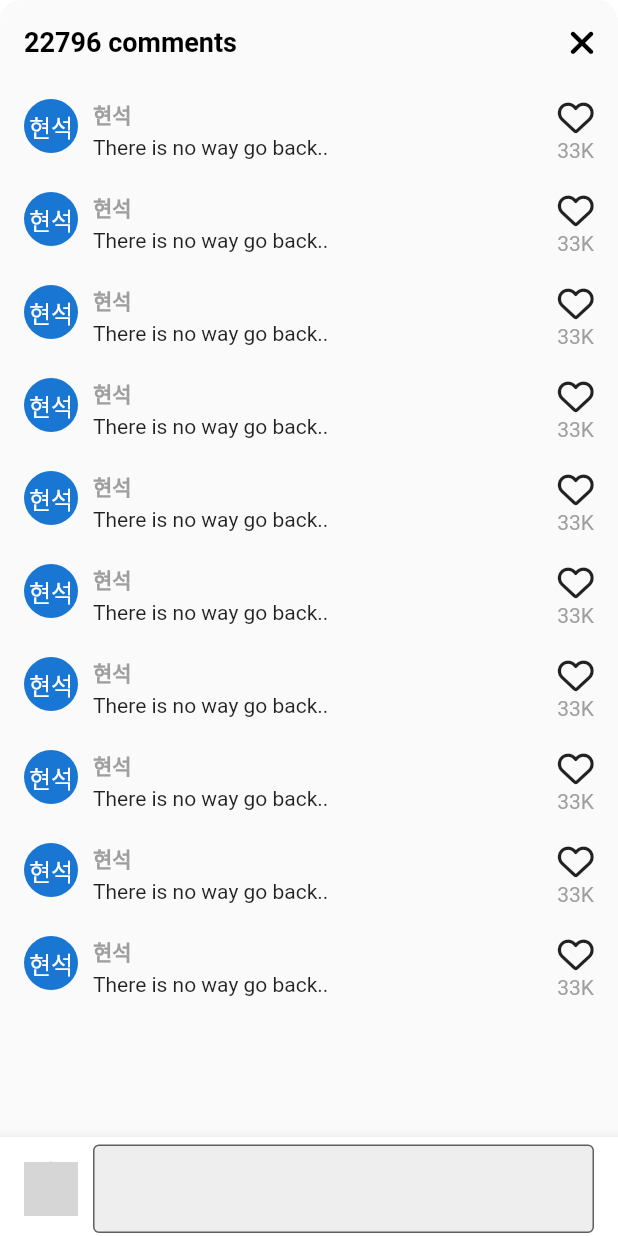
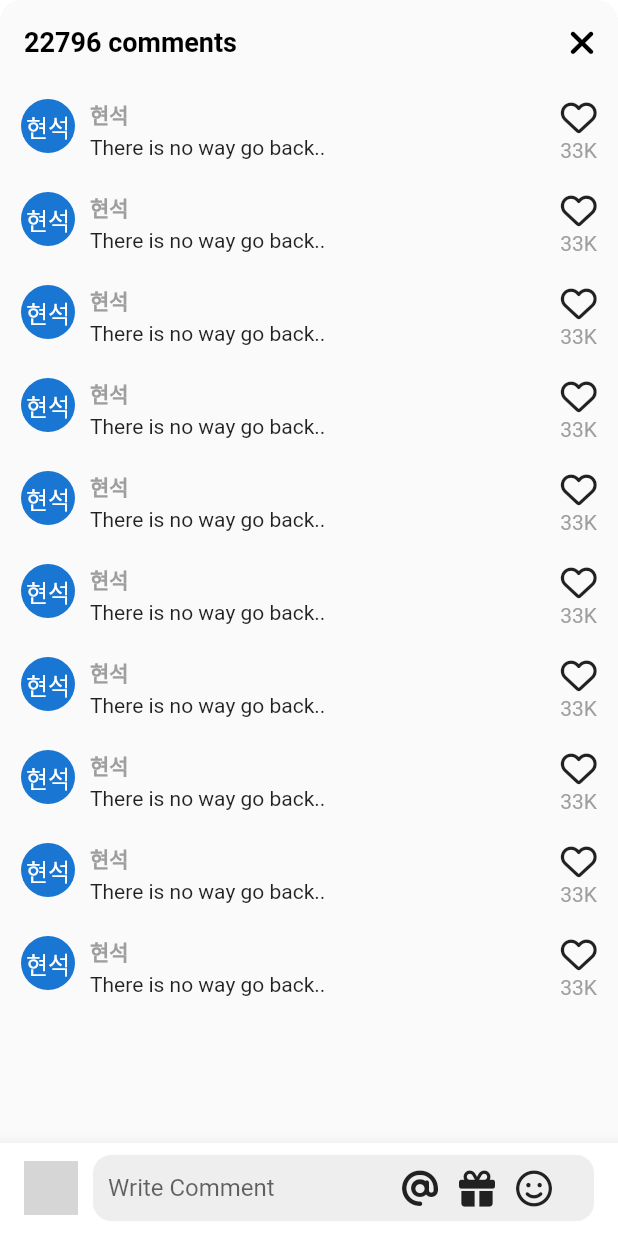
Before and after one commit to Max8Well/tiktok_clone, a Flutter app: the VideoComments screen opened directly, on a phone screen of 412 x 824 dp. Run offline on Flutter 3.47's test engine with Material 2 defaults, Android fonts, the phone set to English and light mode, and no system bars; our stand-ins replace font_awesome_flutter, video_player, visibility_detector; network calls fail; grey boxes are pictures that could not be loaded.

Commit message:
230424 #8 comments section finish

```diff
--- a/lib/features/videos/widgets/video_comments.dart
+++ b/lib/features/videos/widgets/video_comments.dart
@@ -11,13 +11,27 @@ class VideoComments extends StatefulWidget {
 }
 
 class _VideoCommentsState extends State<VideoComments> {
+  bool _isWriting = false;
+
   void _onClosePressed() {
     Navigator.of(context).pop();
+  }
+
+  _stopWriting() {
+    FocusScope.of(context).unfocus();
+    _isWriting = false;
+    setState(() {});
+  }
+
+  _onStartWriting() {
+    _isWriting = true;
+    setState(() {});
   }
 
   @override
   Widget build(BuildContext context) {
     final size = MediaQuery.of(context).size.width;
+
     return Container(
       height: size * 1.3,
       clipBehavior: Clip.hardEdge,
@@ -27,8 +41,7 @@ class _VideoCommentsState extends State<VideoComments> {
         ),
       ),
       child: Scaffold(
-        //Scaffold 는 키보드가 나오면 자동으로 body를 조정하는데 이를 false
-        resizeToAvoidBottomInset: false,
+        resizeToAvoidBottomInset: true,
         backgroundColor: Colors.grey.shade50,
         appBar: AppBar(
           backgroundColor: Colors.grey.shade50,
@@ -43,12 +56,17 @@ class _VideoCommentsState extends State<VideoComments> {
             ),
           ],
         ),
-        body: Stack(
+        body: GestureDetector(
+          onTap: _stopWriting,
+          child: Stack(
             children: [
-            ListView.separated(
-              padding: const EdgeInsets.symmetric(
-                vertical: Sizes.size10,
-                horizontal: Sizes.size16,
+              Scrollbar(
+                child: ListView.separated(
+                  padding: const EdgeInsets.only(
+                    top: Sizes.size10,
+                    bottom: Sizes.size72,
+                    right: Sizes.size14,
+                    left: Sizes.size14,
                   ),
                   separatorBuilder: (context, Index) => Gaps.v20,
                   itemCount: 10,
@@ -98,6 +116,7 @@ class _VideoCommentsState extends State<VideoComments> {
                     ],
                   ),
                 ),
+              ),
               Positioned(
                 //전자기종에 따라 높이가 달라서 MediaQuery로 코딩
                 width: size,
@@ -108,8 +127,8 @@ class _VideoCommentsState extends State<VideoComments> {
                     padding: const EdgeInsets.only(
                       left: Sizes.size16,
                       right: Sizes.size16,
-                    bottom: Sizes.size2,
-                    top: Sizes.size5,
+                      bottom: Sizes.size10,
+                      top: Sizes.size8,
                     ),
                     child: Row(
                       children: [
@@ -123,11 +142,61 @@ class _VideoCommentsState extends State<VideoComments> {
                         ),
                         Gaps.h10,
                         Expanded(
+                          child: SizedBox(
+                            height: Sizes.size44,
                             child: TextField(
+                              onTap: _onStartWriting,
+                              expands: true,
+                              minLines: null,
+                              maxLines: null,
+                              textInputAction: TextInputAction.newline,
+                              cursorColor: Theme.of(context).primaryColor,
                               decoration: InputDecoration(
-                            border: const OutlineInputBorder(),
+                                hintText: "Write Comment",
+                                border: OutlineInputBorder(
+                                    borderRadius:
+                                        BorderRadius.circular(Sizes.size12),
+                                    borderSide: BorderSide.none),
                                 filled: true,
                                 fillColor: Colors.grey.shade200,
+                                contentPadding: const EdgeInsets.symmetric(
+                                  vertical: Sizes.size12,
+                                  horizontal: Sizes.size10,
+                                ),
+                                suffixIcon: Padding(
+                                  padding: const EdgeInsets.only(
+                                      right: Sizes.size14),
+                                  child: Row(
+                                    mainAxisSize: MainAxisSize.min,
+                                    children: [
+                                      FaIcon(
+                                        FontAwesomeIcons.at,
+                                        color: Colors.grey.shade900,
+                                      ),
+                                      Gaps.h14,
+                                      FaIcon(
+                                        FontAwesomeIcons.gift,
+                                        color: Colors.grey.shade900,
+                                      ),
+                                      Gaps.h14,
+                                      FaIcon(
+                                        FontAwesomeIcons.faceSmile,
+                                        color: Colors.grey.shade900,
+                                      ),
+                                      Gaps.h14,
+                                      if (_isWriting)
+                                        GestureDetector(
+                                          onTap: _stopWriting,
+                                          child: FaIcon(
+                                            FontAwesomeIcons.circleArrowUp,
+                                            color:
+                                                Theme.of(context).primaryColor,
+                                          ),
+                                        ),
+                                    ],
+                                  ),
+                                ),
+                              ),
                             ),
                           ),
                         ),
@@ -139,6 +208,7 @@ class _VideoCommentsState extends State<VideoComments> {
             ],
           ),
         ),
+      ),
     );
   }
 }
```
Lines whose indentation alone changed are shown as unchanged.
